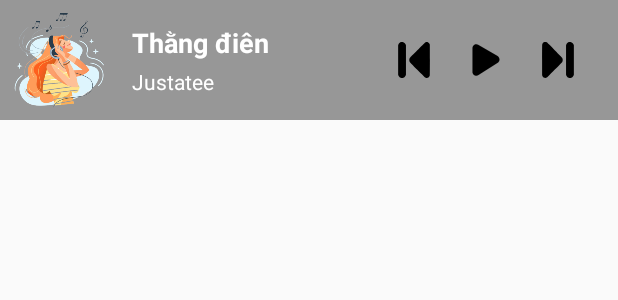
After one commit to minhcuong115uit/muzik, an Android app: the layout fragment_music_player_bar.xml on its own in the app's theme, with its tools: preview values and no code run, on a phone screen of 412 x 824 dp. The commit adds this screen. Shown: the top 300 px of the screen. Run offline under Robolectric (Android 15) with nearby library versions, the phone set to English and light mode, and no system bars.

Commit message:
update player bottom bar (handle click)

```diff
--- a/app/src/main/java/com/example/muzik/ui/activities/MainActivity.kt
+++ b/app/src/main/java/com/example/muzik/ui/activities/MainActivity.kt
@@ -3,6 +3,7 @@ package com.example.muzik.ui.activities
 import androidx.appcompat.app.AppCompatActivity
 import android.os.Bundle
 import com.example.muzik.R
+import com.example.muzik.ui.fragments.MusicPlayerBar
 import com.google.android.material.bottomnavigation.BottomNavigationView
 
 class MainActivity : AppCompatActivity() {
@@ -37,8 +38,9 @@ class MainActivity : AppCompatActivity() {
     override fun onCreate(savedInstanceState: Bundle?) {
         super.onCreate(savedInstanceState)
         setContentView(R.layout.activity_main)
-
         navView = findViewById(R.id.bottom_nav_view)
         navView.setOnNavigationItemSelectedListener(onNavigationItemSelectedListener)
+        val musicPlayerBarFragment = MusicPlayerBar()
+        supportFragmentManager.beginTransaction().replace(R.id.fragment_music_player, musicPlayerBarFragment).commit()
     }
 }
--- a/app/src/main/java/com/example/muzik/ui/activities/MusicPlayerActivity.kt
+++ b/app/src/main/java/com/example/muzik/ui/activities/MusicPlayerActivity.kt
@@ -37,7 +37,7 @@ class MusicPlayerActivity : AppCompatActivity() {
         super.onCreate(savedInstanceState)
 
         viewModel =  ViewModelProvider(this)[PlayerViewModel::class.java]
-        viewModel.initPlayer(this);
+//        viewModel.initPlayer(this);
         binding = DataBindingUtil.setContentView(this,R.layout.activity_music_player);
         val navHostFragment = supportFragmentManager.findFragmentById(R.id.actions_bottom_bar) as NavHostFragment
         navController = navHostFragment.navController
--- a/app/src/main/java/com/example/muzik/viewmodels/musicplayer/PlayerViewModel.kt
+++ b/app/src/main/java/com/example/muzik/viewmodels/musicplayer/PlayerViewModel.kt
@@ -56,7 +56,6 @@ class PlayerViewModel(): ViewModel() {
         _player.value?.addMediaItem(firstItem)
         _player.value?.addMediaItem(secItem)
         _player.value?.prepare()
-        _player.value?.play()
         _currentMediaItem.value = firstItem
         _player.value?.repeatMode = _repeatState.value!!;
         _player.value?.shuffleModeEnabled = _shuffleMode.value!!;
--- a/app/src/main/res/layout/activity_main.xml
+++ b/app/src/main/res/layout/activity_main.xml
@@ -11,6 +11,10 @@
        android:layout_width="match_parent"
        android:layout_weight="1"
        android:layout_height="0dp"/>
+    <FrameLayout
+        android:layout_width="match_parent"
+        android:id="@+id/fragment_music_player"
+        android:layout_height="wrap_content"/>
     <com.google.android.material.bottomnavigation.BottomNavigationView
         android:id="@+id/bottom_nav_view"
         android:layout_width="wrap_content"
--- /dev/null
+++ b/app/src/main/res/layout/fragment_music_player_bar.xml
@@ -0,0 +1,82 @@
+<?xml version="1.0" encoding="utf-8"?>
+<layout>
+    <LinearLayout xmlns:android="http://schemas.android.com/apk/res/android"
+        xmlns:tools="http://schemas.android.com/tools"
+        android:layout_width="match_parent"
+        xmlns:app="http://schemas.android.com/apk/res-auto"
+        android:background="@color/light_gray"
+        android:orientation="horizontal"
+        android:layout_height="wrap_content"
+        android:padding="4dp"
+        tools:context=".ui.fragments.MusicPlayerBar">
+
+        <de.hdodenhof.circleimageview.CircleImageView
+            android:layout_width="72dp"
+            android:layout_height="72dp"
+            android:src="@drawable/girl_listening_to_music" />
+        <LinearLayout
+            android:layout_width="0dp"
+            android:orientation="vertical"
+            android:gravity="center_vertical"
+            android:layout_marginLeft="12dp"
+            android:layout_weight="1"
+            android:layout_height="match_parent">
+            <TextView
+                android:layout_width="wrap_content"
+                android:lines="1"
+                android:textStyle="bold"
+                android:textSize="@dimen/font_size_medium"
+                android:textColor="@color/white"
+                android:text="Thằng điên"
+                android:layout_height="wrap_content"/>
+            <TextView
+                android:layout_width="wrap_content"
+                android:lines="1"
+                android:textColor="@color/white"
+                android:layout_marginTop="4dp"
+                android:text="Justatee"
+                android:layout_height="wrap_content"/>
+        </LinearLayout>
+        <LinearLayout
+            android:gravity="center_vertical"
+            android:layout_width="wrap_content"
+            android:layout_height="match_parent">
+            <ImageButton
+                android:id="@+id/prev_btn_bottom_bar"
+                style="@style/ExoMediaButton"
+                android:layout_width="24dp"
+                android:layout_height="24dp"
+                android:layout_marginRight="24dp"
+                android:background="@drawable/circle_background_selector"
+                android:scaleType="fitCenter"
+                android:src="@drawable/ic_play_previous" />
+            <ImageButton
+                android:id="@+id/play_btn_bottom_bar"
+
+                style="@style/ExoMediaButton"
+                android:layout_width="24dp"
+                android:layout_height="24dp"
+                android:layout_marginRight="24dp"
+                android:scaleType="fitCenter"
+                android:src="@drawable/ic_play" />
+            <!--            <ImageButton-->
+            <!--                android:id="@id/exo_pause"-->
+            <!--                style="@style/ExoMediaButton"-->
+            <!--                android:layout_width="24dp"-->
+            <!--                android:layout_height="24dp"-->
+            <!--                android:layout_marginRight="24dp"-->
+
+            <!--                android:scaleType="fitCenter"-->
+            <!--                android:src="@drawable/ic_pause" />-->
+
+            <ImageButton
+                android:id="@+id/next_btn_bottom_bar"
+                style="@style/ExoMediaButton"
+                android:layout_width="24dp"
+                android:layout_height="24dp"
+                android:layout_marginRight="24dp"
+                android:scaleType="fitCenter"
+                android:src="@drawable/ic_play_next" />
+        </LinearLayout>
+    </LinearLayout>
+</layout>
```
Also changed, not shown: app/src/main/java/com/example/muzik/ui/fragments/MusicPlayerBar.kt (added, +52 -0 lines).
